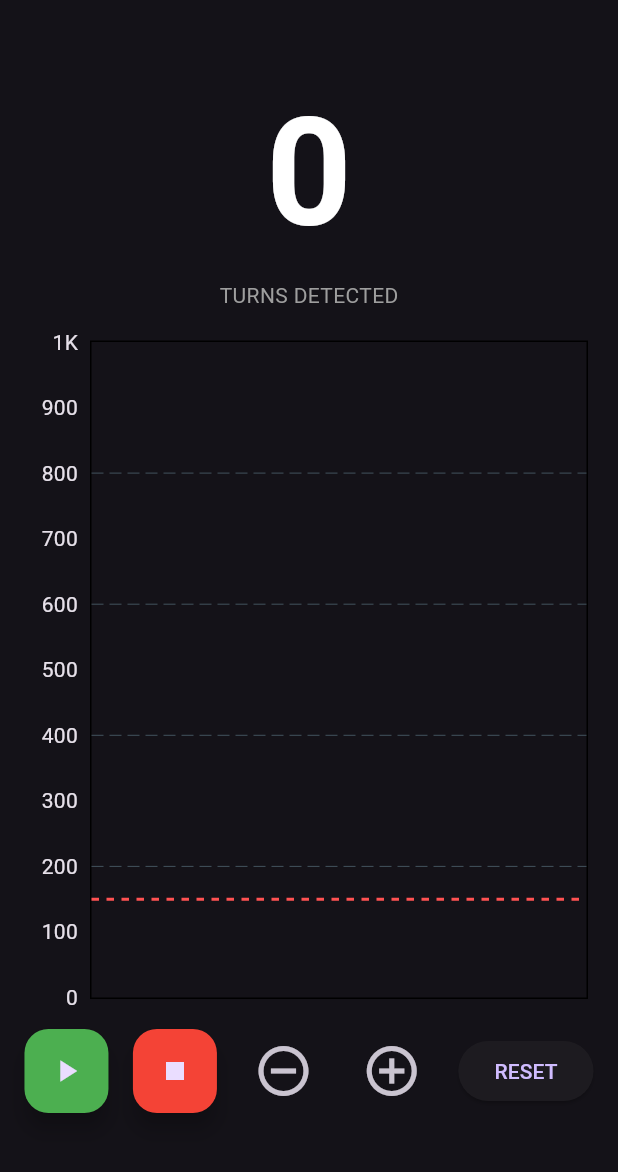
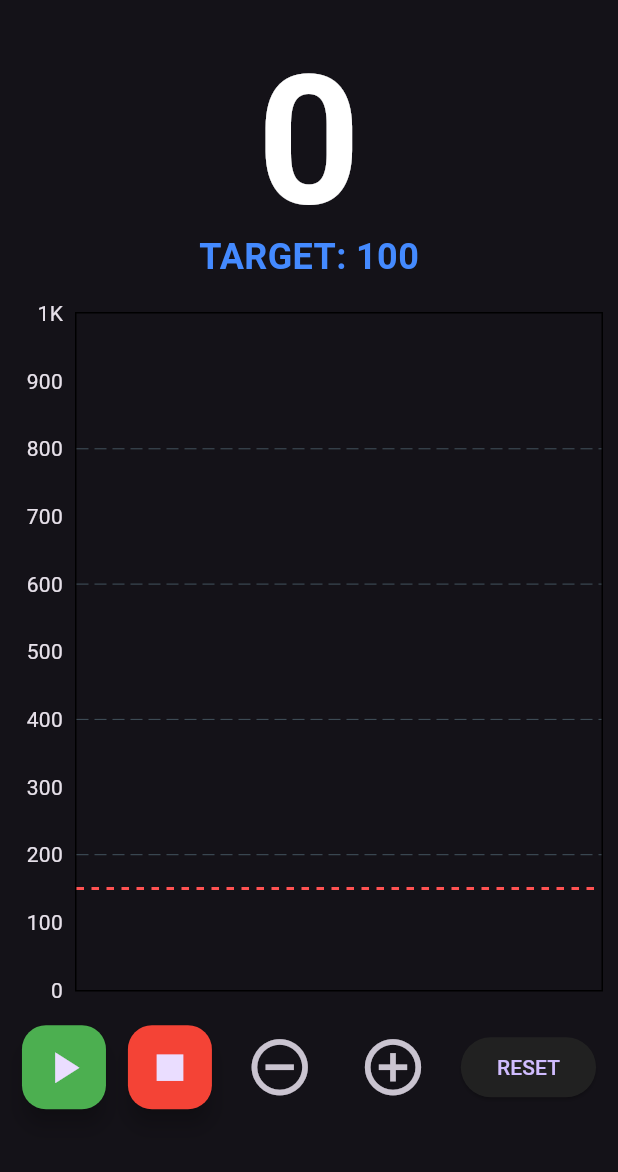
Before and after one commit to AMKOSHESH/coil-counter-flutter, a Flutter app: the screen it shows after launch, on a phone screen of 412 x 824 dp, the part 63-1235 px from its top. Run offline on Flutter 3.47's test engine with Material 3 defaults, Android fonts, the light colour scheme and no system bars; drawn by our look-alikes of fl_chart; our stand-ins replace audioplayers, sensors_plus, vibration.

Commit message:
Refactor home screen layout and buffer handling

```diff
--- a/lib/ui/home_screen.dart
+++ b/lib/ui/home_screen.dart
@@ -23,8 +23,9 @@ class _HomeScreenState extends State<HomeScreen> {
     _sub = MagnetometerSensor(
       onValue: (v) {
         if (mounted) {
-          if (buffer.length > 100) buffer.removeAt(0);
-          buffer.add(v);
+          // برای نمایش حدود ۳ ثانیه با نرخ ۱۰۰ هرتز، ۳۰۰ نقطه نیاز داریم
+          if (buffer.length > 250) buffer.removeAt(0);
+          setState(() { buffer.add(v); });
           c.updateSensor(v);
         }
       },
@@ -42,18 +43,25 @@ class _HomeScreenState extends State<HomeScreen> {
         IconButton(icon: const Icon(Icons.settings), onPressed: () => showModalBottomSheet(context: context, isScrollControlled: true, builder: (_) => const SettingsSheet())),
       ]),
       body: Column(children: [
-        const SizedBox(height: 30),
-        Text('${c.count}', style: TextStyle(fontSize: 100, fontWeight: FontWeight.bold, color: c.counterColor)),
-        const Text('TURNS DETECTED', style: TextStyle(color: Colors.grey)),
-        Expanded(child: Padding(padding: const EdgeInsets.all(20), child: SensorChart(values: buffer, threshold: c.threshold, onTap: c.setThreshold))),
+        const SizedBox(height: 20),
+        Text('${c.count}', style: TextStyle(fontSize: 120, fontWeight: FontWeight.bold, color: c.counterColor, height: 1)),
+        Text('TARGET: ${c.target}', style: const TextStyle(fontSize: 24, color: Colors.blueAccent, fontWeight: FontWeight.bold)),
+
+        Expanded(
+          child: Padding(
+            padding: const EdgeInsets.symmetric(horizontal: 10, vertical: 20),
+            child: SensorChart(values: buffer, threshold: c.threshold, onTap: c.setThreshold),
+          ),
+        ),
+
         Padding(
           padding: const EdgeInsets.only(bottom: 40),
           child: Row(mainAxisAlignment: MainAxisAlignment.spaceEvenly, children: [
-            FloatingActionButton(onPressed: c.start, backgroundColor: Colors.green, child: const Icon(Icons.play_arrow)),
-            FloatingActionButton(onPressed: c.stop, backgroundColor: Colors.red, child: const Icon(Icons.stop)),
-            IconButton(icon: const Icon(Icons.remove_circle_outline, size: 40), onPressed: c.manualDecrement),
-            IconButton(icon: const Icon(Icons.add_circle_outline, size: 40), onPressed: c.manualIncrement),
-            ElevatedButton(onPressed: c.reset, child: const Text('RESET')),
+            FloatingActionButton(onPressed: c.start, backgroundColor: Colors.green, child: const Icon(Icons.play_arrow, size: 35)),
+            FloatingActionButton(onPressed: c.stop, backgroundColor: Colors.red, child: const Icon(Icons.stop, size: 35)),
+            IconButton(icon: const Icon(Icons.remove_circle_outline, size: 45), onPressed: c.manualDecrement),
+            IconButton(icon: const Icon(Icons.add_circle_outline, size: 45), onPressed: c.manualIncrement),
+            ElevatedButton(onPressed: c.reset, style: ElevatedButton.styleFrom(backgroundColor: Colors.grey[900]), child: const Text('RESET')),
           ]),
         ),
       ]),
```
